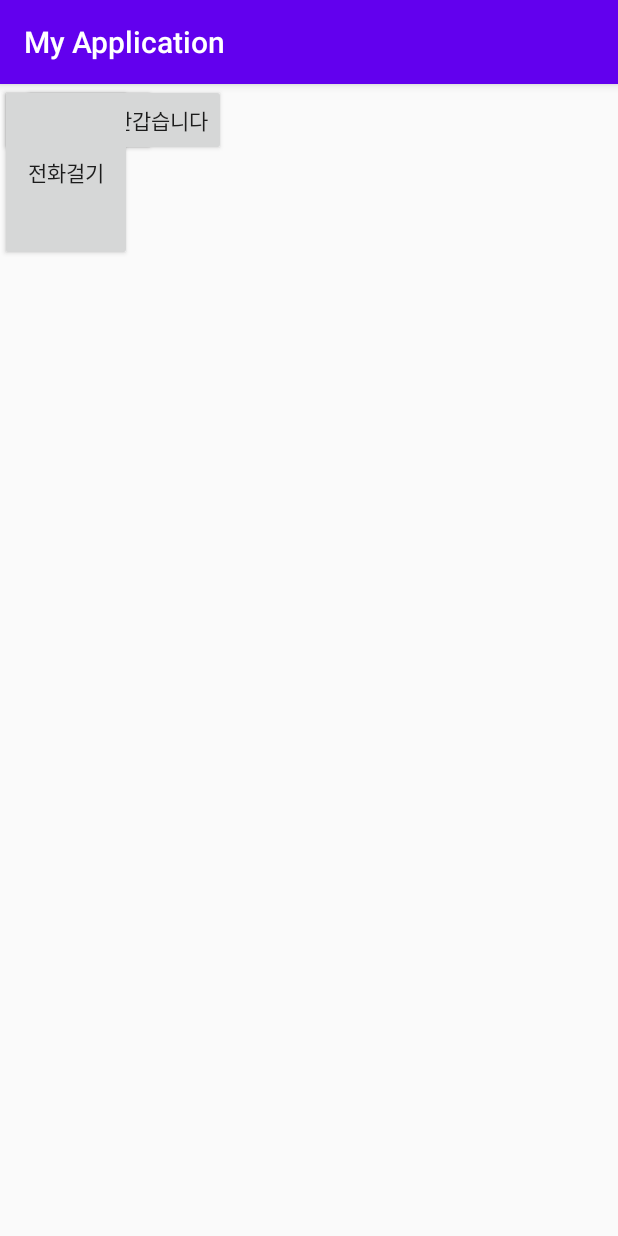
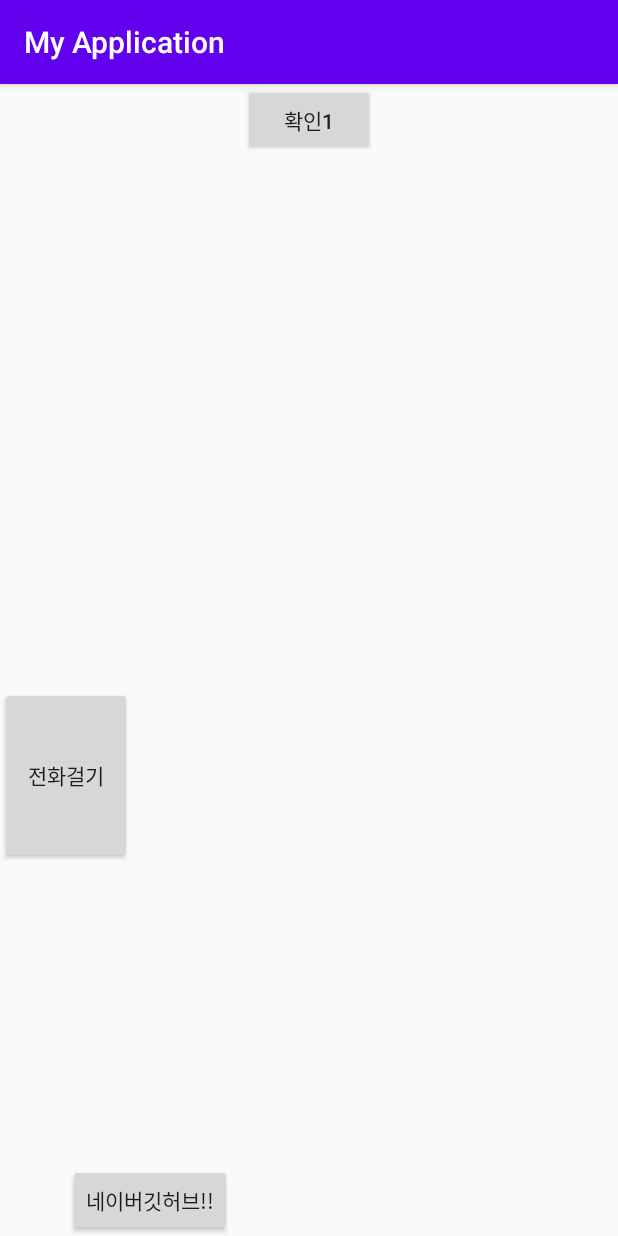
Before and after one commit to ksdhk/androidapp, an Android app: the screen it shows after launch (MainActivity), on a phone screen of 412 x 824 dp. Run offline under Robolectric (Android 15) with nearby library versions, the phone set to English and light mode, and no system bars.

Commit message:
안드로이드개발333

```diff
--- /dev/null
+++ b/app/src/main/java/com/example/myapplication/TEEMETME.java
@@ -0,0 +1,4 @@
+package com.example.myapplication;
+
+public class TEEMETME {
+}
--- a/app/src/main/res/layout/activity_main.xml
+++ b/app/src/main/res/layout/activity_main.xml
@@ -10,29 +10,31 @@
         android:id="@+id/button"
         android:layout_width="wrap_content"
         android:layout_height="wrap_content"
-        android:layout_marginStart="16dp"
-        android:layout_marginLeft="16dp"
         android:onClick="onButton1Clicked"
         android:text="확인1"
+        app:layout_constraintEnd_toEndOf="parent"
         app:layout_constraintStart_toStartOf="parent"
-        tools:layout_editor_absoluteY="477dp" />
+        app:layout_constraintTop_toTopOf="parent" />
 
     <Button
         android:id="@+id/button2"
         android:layout_width="wrap_content"
         android:layout_height="wrap_content"
+        android:layout_marginEnd="7dp"
+        android:layout_marginRight="7dp"
         android:onClick="onButton2Clicked"
-        android:text="안녕하세요반갑습니다"
-        tools:layout_editor_absoluteX="103dp"
-        tools:layout_editor_absoluteY="117dp" />
+        android:text="네이버깃허브!!"
+        app:layout_constraintBottom_toBottomOf="parent"
+        app:layout_constraintEnd_toStartOf="@+id/button" />
 
     <Button
         android:id="@+id/button3"
         android:layout_width="wrap_content"
         android:layout_height="118dp"
+        android:layout_marginBottom="200dp"
         android:onClick="onButton3Clicked"
         android:text="전화걸기"
-        tools:layout_editor_absoluteX="216dp"
-        tools:layout_editor_absoluteY="441dp" />
+        app:layout_constraintBottom_toTopOf="@+id/button2"
+        app:layout_constraintStart_toStartOf="parent" />
 
 </androidx.constraintlayout.widget.ConstraintLayout>
```
